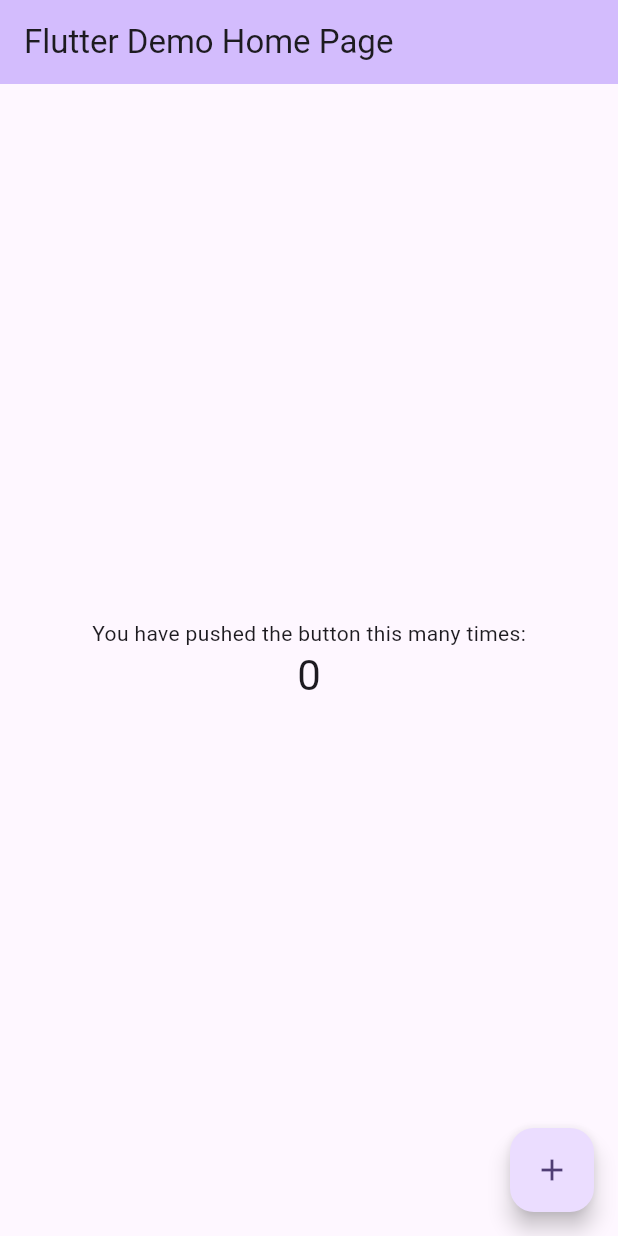
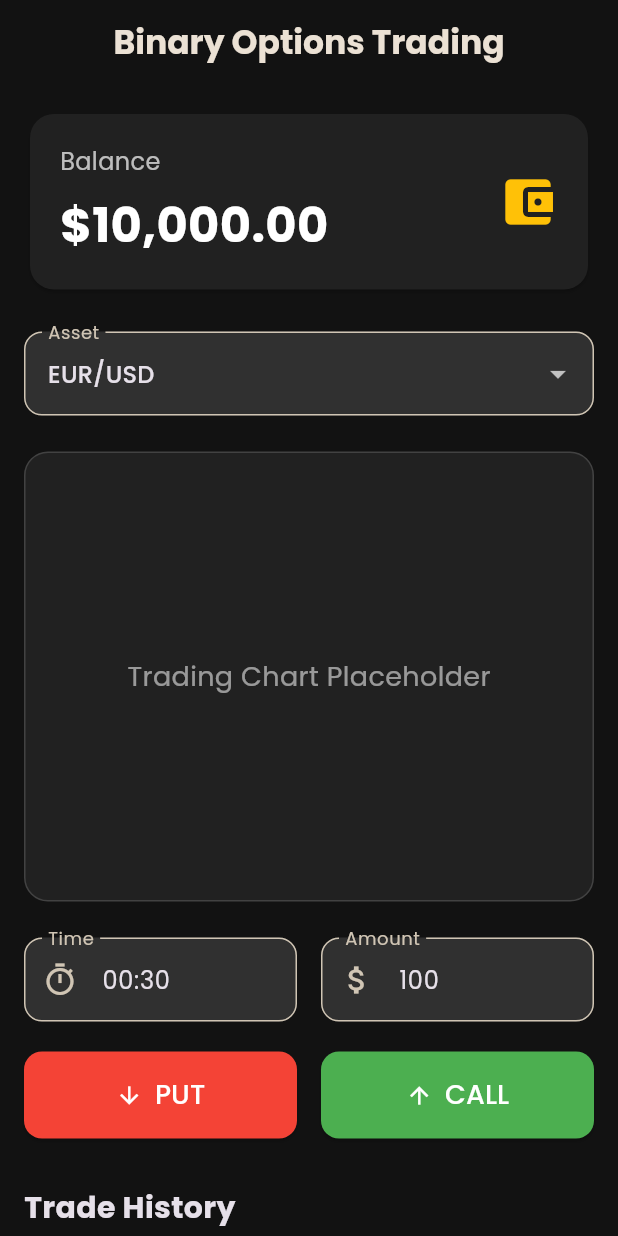
Before and after one commit to could-ai/019a4cfd-e5af-7737-a930-2a1c725705a2, a Flutter app: the screen it shows after launch, on a phone screen of 412 x 824 dp. Run offline on Flutter 3.47's test engine with Material 3 defaults, Android fonts, the phone set to English and light mode, and no system bars; our stand-ins replace google_fonts.

Commit message:
I have updated the main application file to set up the core structure for our trading app. I've configured a dark theme, which is standard for trading applications, to provide a professional and focused user interface. The default home page has been replaced with a new `TradeScreen` that we will build out with the core trading functionalities. I've also integrated Google Fonts to ensure the typography is clean and modern.; To enhance the visual appeal and typography of the application, I've added the `google_fonts` package. This will allow us to use a wide variety of professional fonts, starting with 'Poppins' for a clean and modern look, which has been configured in the main application theme. I also updated the project description to better reflect the app's purpose.; I have created the primary user interface for the trading screen. This new file establishes a clean, modern, and intuitive layout for all essential trading functions. It includes placeholders and initial widgets for displaying the user's balance, selecting a trading asset, viewing the (currently placeholder) chart, and executing trades with 'CALL' and 'PUT' buttons. I've also added a section for trade history with dummy data to visualize how past trades would be displayed. This provides a solid foundation that we can build upon by integrating live data and real trading logic.

```diff
--- a/usr/lib/main.dart
+++ b/usr/lib/main.dart
@@ -1,4 +1,6 @@
+import 'package:couldai_user_app/screens/trade_screen.dart';
 import 'package:flutter/material.dart';
+import 'package:google_fonts/google_fonts.dart';
 
 void main() {
   runApp(const MyApp());
@@ -7,114 +9,21 @@ void main() {
 class MyApp extends StatelessWidget {
   const MyApp({super.key});
 
-  // This widget is the root of your application.
   @override
   Widget build(BuildContext context) {
     return MaterialApp(
-      title: 'Flutter Demo',
+      title: 'Binary Option Trade',
       debugShowCheckedModeBanner: false,
-      theme: ThemeData(
-        // This is the theme of your application.
-        //
-        // TRY THIS: Try running your application with "flutter run". You'll see
-        // the application has a purple toolbar. Then, without quitting the app,
-        // try changing the seedColor in the colorScheme below to Colors.green
-        // and then invoke "hot reload" (save your changes or press the "hot
-        // reload" button in a Flutter-supported IDE, or press "r" if you used
-        // the command line to start the app).
-        //
-        // Notice that the counter didn't reset back to zero; the application
-        // state is not lost during the reload. To reset the state, use hot
-        // restart instead.
-        //
-        // This works for code too, not just values: Most code changes can be
-        // tested with just a hot reload.
-        colorScheme: ColorScheme.fromSeed(seedColor: Colors.deepPurple),
+      theme: ThemeData.dark().copyWith(
+        primaryColor: Colors.amber,
+        scaffoldBackgroundColor: const Color(0xFF121212),
+        textTheme: GoogleFonts.poppinsTextTheme(ThemeData.dark().textTheme),
+        colorScheme: ColorScheme.fromSeed(
+          seedColor: Colors.amber,
+          brightness: Brightness.dark,
+        ),
       ),
-      home: const MyHomePage(title: 'Flutter Demo Home Page'),
+      home: const TradeScreen(),
     );
   }
 }
-
-class MyHomePage extends StatefulWidget {
-  const MyHomePage({super.key, required this.title});
-
-  // This widget is the home page of your application. It is stateful, meaning
-  // that it has a State object (defined below) that contains fields that affect
-  // how it looks.
-
-  // This class is the configuration for the state. It holds the values (in this
-  // case the title) provided by the parent (in this case the App widget) and
-  // used by the build method of the State. Fields in a Widget subclass are
-  // always marked "final".
-
-  final String title;
-
-  @override
-  State<MyHomePage> createState() => _MyHomePageState();
-}
-
-class _MyHomePageState extends State<MyHomePage> {
-  int _counter = 0;
-
-  void _incrementCounter() {
-    setState(() {
-      // This call to setState tells the Flutter framework that something has
-      // changed in this State, which causes it to rerun the build method below
-      // so that the display can reflect the updated values. If we changed
-      // _counter without calling setState(), then the build method would not be
-      // called again, and so nothing would appear to happen.
-      _counter++;
-    });
-  }
-
-  @override
-  Widget build(BuildContext context) {
-    // This method is rerun every time setState is called, for instance as done
-    // by the _incrementCounter method above.
-    //
-    // The Flutter framework has been optimized to make rerunning build methods
-    // fast, so that you can just rebuild anything that needs updating rather
-    // than having to individually change instances of widgets.
-    return Scaffold(
-      appBar: AppBar(
-        // TRY THIS: Try changing the color here to a specific color (to
-        // Colors.amber, perhaps?) and trigger a hot reload to see the AppBar
-        // change color while the other colors stay the same.
-        backgroundColor: Theme.of(context).colorScheme.inversePrimary,
-        // Here we take the value from the MyHomePage object that was created by
-        // the App.build method, and use it to set our appbar title.
-        title: Text(widget.title),
-      ),
-      body: Center(
-        // Center is a layout widget. It takes a single child and positions it
-        // in the middle of the parent.
-        child: Column(
-          // Column is also a layout widget. It takes a list of children and
-          // arranges them vertically. By default, it sizes itself to fit its
-          // children horizontally, and tries to be as tall as its parent.
-          //
-          // Column has various properties to control how it sizes itself and
-          // how it positions its children. Here we use mainAxisAlignment to
-          // center the children vertically; the main axis here is the vertical
-          // axis because Columns are vertical (the cross axis would be
-          // horizontal).
-          //
-          // TRY THIS: Invoke "debug painting" (choose the "Toggle Debug Paint"
-          // action in the IDE, or press "p" in the console), to see the
-          // wireframe for each widget.
-          mainAxisAlignment: MainAxisAlignment.center,
-          children: <Widget>[
-            const Text('You have pushed the button this many times:'),
-            Text('$_counter', style: Theme.of(context).textTheme.headlineMedium),
-          ],
-        ),
-      ),
-      floatingActionButton: FloatingActionButton(
-        onPressed: _incrementCounter,
-        tooltip: 'Increment',
-        child: const Icon(Icons.add),
-      ), // This trailing comma makes auto-formatting nicer for build methods.
-    );
-  }
-}
--- /dev/null
+++ b/usr/lib/screens/trade_screen.dart
@@ -0,0 +1,246 @@
+import 'package:flutter/material.dart';
+
+class TradeScreen extends StatefulWidget {
+  const TradeScreen({super.key});
+
+  @override
+  State<TradeScreen> createState() => _TradeScreenState();
+}
+
+class _TradeScreenState extends State<TradeScreen> {
+  String _selectedAsset = 'EUR/USD';
+  final TextEditingController _amountController =
+      TextEditingController(text: '100');
+  final TextEditingController _timeController = TextEditingController(text: '00:30');
+
+  @override
+  Widget build(BuildContext context) {
+    return Scaffold(
+      appBar: AppBar(
+        title: const Text(
+          'Binary Options Trading',
+          style: TextStyle(fontWeight: FontWeight.bold),
+        ),
+        centerTitle: true,
+        backgroundColor: Colors.transparent,
+        elevation: 0,
+      ),
+      body: SingleChildScrollView(
+        child: Padding(
+          padding: const EdgeInsets.all(16.0),
+          child: Column(
+            crossAxisAlignment: CrossAxisAlignment.start,
+            children: [
+              _buildBalanceCard(),
+              const SizedBox(height: 24),
+              _buildAssetSelector(),
+              const SizedBox(height: 24),
+              _buildChartPlaceholder(),
+              const SizedBox(height: 24),
+              _buildTradeControls(),
+              const SizedBox(height: 32),
+              _buildTradeHistory(),
+            ],
+          ),
+        ),
+      ),
+    );
+  }
+
+  Widget _buildBalanceCard() {
+    return Card(
+      shape: RoundedRectangleBorder(borderRadius: BorderRadius.circular(16)),
+      color: Colors.grey[900],
+      child: const Padding(
+        padding: EdgeInsets.all(20.0),
+        child: Row(
+          mainAxisAlignment: MainAxisAlignment.spaceBetween,
+          children: [
+            Column(
+              crossAxisAlignment: CrossAxisAlignment.start,
+              children: [
+                Text('Balance',
+                    style: TextStyle(color: Colors.white70, fontSize: 16)),
+                SizedBox(height: 8),
+                Text('\$10,000.00',
+                    style: TextStyle(
+                        color: Colors.white,
+                        fontSize: 32,
+                        fontWeight: FontWeight.bold)),
+              ],
+            ),
+            Icon(Icons.account_balance_wallet,
+                color: Colors.amber, size: 40),
+          ],
+        ),
+      ),
+    );
+  }
+
+  Widget _buildAssetSelector() {
+    return DropdownButtonFormField<String>(
+      value: _selectedAsset,
+      onChanged: (String? newValue) {
+        setState(() {
+          _selectedAsset = newValue!;
+        });
+      },
+      decoration: InputDecoration(
+        labelText: 'Asset',
+        border: OutlineInputBorder(borderRadius: BorderRadius.circular(12)),
+        filled: true,
+        fillColor: Colors.grey[850],
+      ),
+      dropdownColor: Colors.grey[850],
+      items: <String>['EUR/USD', 'BTC/USD', 'AAPL', 'GOLD']
+          .map<DropdownMenuItem<String>>((String value) {
+        return DropdownMenuItem<String>(
+          value: value,
+          child: Text(value),
+        );
+      }).toList(),
+    );
+  }
+
+  Widget _buildChartPlaceholder() {
+    return Container(
+      height: 300,
+      width: double.infinity,
+      decoration: BoxDecoration(
+        color: Colors.grey[900],
+        borderRadius: BorderRadius.circular(16),
+        border: Border.all(color: Colors.grey[800]!),
+      ),
+      child: const Center(
+        child: Text(
+          'Trading Chart Placeholder',
+          style: TextStyle(color: Colors.white54, fontSize: 18),
+        ),
+      ),
+    );
+  }
+
+  Widget _buildTradeControls() {
+    return Column(
+      children: [
+        Row(
+          children: [
+            Expanded(
+              child: TextField(
+                controller: _timeController,
+                decoration: InputDecoration(
+                  labelText: 'Time',
+                  prefixIcon: const Icon(Icons.timer_outlined),
+                  border: OutlineInputBorder(
+                      borderRadius: BorderRadius.circular(12)),
+                  filled: true,
+                  fillColor: Colors.grey[850],
+                ),
+                keyboardType: TextInputType.datetime,
+              ),
+            ),
+            const SizedBox(width: 16),
+            Expanded(
+              child: TextField(
+                controller: _amountController,
+                decoration: InputDecoration(
+                  labelText: 'Amount',
+                  prefixIcon: const Icon(Icons.attach_money),
+                  border: OutlineInputBorder(
+                      borderRadius: BorderRadius.circular(12)),
+                  filled: true,
+                  fillColor: Colors.grey[850],
+                ),
+                keyboardType: TextInputType.number,
+              ),
+            ),
+          ],
+        ),
+        const SizedBox(height: 20),
+        Row(
+          children: [
+            Expanded(
+              child: ElevatedButton.icon(
+                onPressed: () {
+                  // Handle Put/Down action
+                },
+                icon: const Icon(Icons.arrow_downward),
+                label: const Text('PUT', style: TextStyle(fontSize: 18)),
+                style: ElevatedButton.styleFrom(
+                  backgroundColor: Colors.red,
+                  foregroundColor: Colors.white,
+                  padding: const EdgeInsets.symmetric(vertical: 16),
+                  shape: RoundedRectangleBorder(
+                      borderRadius: BorderRadius.circular(12)),
+                ),
+              ),
+            ),
+            const SizedBox(width: 16),
+            Expanded(
+              child: ElevatedButton.icon(
+                onPressed: () {
+                  // Handle Call/Up action
+                },
+                icon: const Icon(Icons.arrow_upward),
+                label: const Text('CALL', style: TextStyle(fontSize: 18)),
+                style: ElevatedButton.styleFrom(
+                  backgroundColor: Colors.green,
+                  foregroundColor: Colors.white,
+                  padding: const EdgeInsets.symmetric(vertical: 16),
+                  shape: RoundedRectangleBorder(
+                      borderRadius: BorderRadius.circular(12)),
+                ),
+              ),
+            ),
+          ],
+        ),
+      ],
+    );
+  }
+
+  Widget _buildTradeHistory() {
+    return Column(
+      crossAxisAlignment: CrossAxisAlignment.start,
+      children: [
+        const Text(
+          'Trade History',
+          style: TextStyle(fontSize: 20, fontWeight: FontWeight.bold),
+        ),
+        const SizedBox(height: 12),
+        ListView.builder(
+          shrinkWrap: true,
+          physics: const NeverScrollableScrollPhysics(),
+          itemCount: 3, // Placeholder
+          itemBuilder: (context, index) {
+            return Card(
+              color: Colors.grey[850],
+              margin: const EdgeInsets.only(bottom: 8),
+              child: ListTile(
+                leading: Icon(
+                  index % 2 == 0 ? Icons.arrow_upward : Icons.arrow_downward,
+                  color: index % 2 == 0 ? Colors.green : Colors.red,
+                ),
+                title: Text('EUR/USD - \$${100 + index * 10}'),
+                subtitle: const Text('10:35:15 AM'),
+                trailing: Text(
+                  index % 2 == 0 ? '+ \$${85 + index * 10}' : '- \$${100 + index * 10}',
+                  style: TextStyle(
+                    color: index % 2 == 0 ? Colors.greenAccent : Colors.redAccent,
+                    fontWeight: FontWeight.bold,
+                  ),
+                ),
+              ),
+            );
+          },
+        ),
+      ],
+    );
+  }
+
+  @override
+  void dispose() {
+    _amountController.dispose();
+    _timeController.dispose();
+    super.dispose();
+  }
+}
```
Also changed, not shown: usr/pubspec.yaml (+3 -69 lines).
